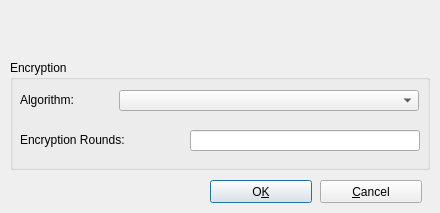
First picture: the form in src/forms/DatabaseSettingsDlg.ui, repository thooge/keepassx1, before the edit.
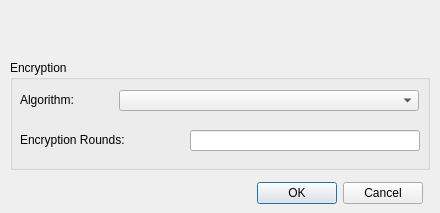
Second picture: the form after the edit.

What changed in the file:
```diff
--- a/src/forms/DatabaseSettingsDlg.ui
+++ b/src/forms/DatabaseSettingsDlg.ui
@@ -13,9 +13,7 @@
       </rect>
     </property>
     <property name="sizePolicy" >
-      <sizepolicy>
-        <hsizetype>0</hsizetype>
-        <vsizetype>0</vsizetype>
+   <sizepolicy vsizetype="Fixed" hsizetype="Fixed" >
         <horstretch>0</horstretch>
         <verstretch>0</verstretch>
       </sizepolicy>
@@ -94,36 +92,17 @@
         </property>
       </widget>
     </widget>
-    <widget class="QPushButton" name="ButtonOK" >
+  <widget class="QDialogButtonBox" name="ButtonBox" >
       <property name="geometry" >
         <rect>
-          <x>210</x>
+     <x>12</x>
           <y>180</y>
-          <width>102</width>
-          <height>23</height>
-        </rect>
-      </property>
-      <property name="text" >
-        <string>O&amp;K</string>
-      </property>
-      <property name="shortcut" >
-        <string>Ctrl+K</string>
-      </property>
-    </widget>
-    <widget class="QPushButton" name="ButtonCancel" >
-      <property name="geometry" >
-        <rect>
-          <x>320</x>
-          <y>180</y>
-          <width>102</width>
-          <height>23</height>
-        </rect>
-      </property>
-      <property name="text" >
-        <string>&amp;Cancel</string>
-      </property>
-      <property name="shortcut" >
-        <string>Ctrl+C</string>
+     <width>411</width>
+     <height>27</height>
+    </rect>
+   </property>
+   <property name="standardButtons" >
+    <set>QDialogButtonBox::Cancel|QDialogButtonBox::NoButton|QDialogButtonBox::Ok</set>
       </property>
     </widget>
   </widget>
```
Left out of the diff: 15 changed lines with no effect on the pictures. Lines whose indentation alone changed are shown as unchanged.
